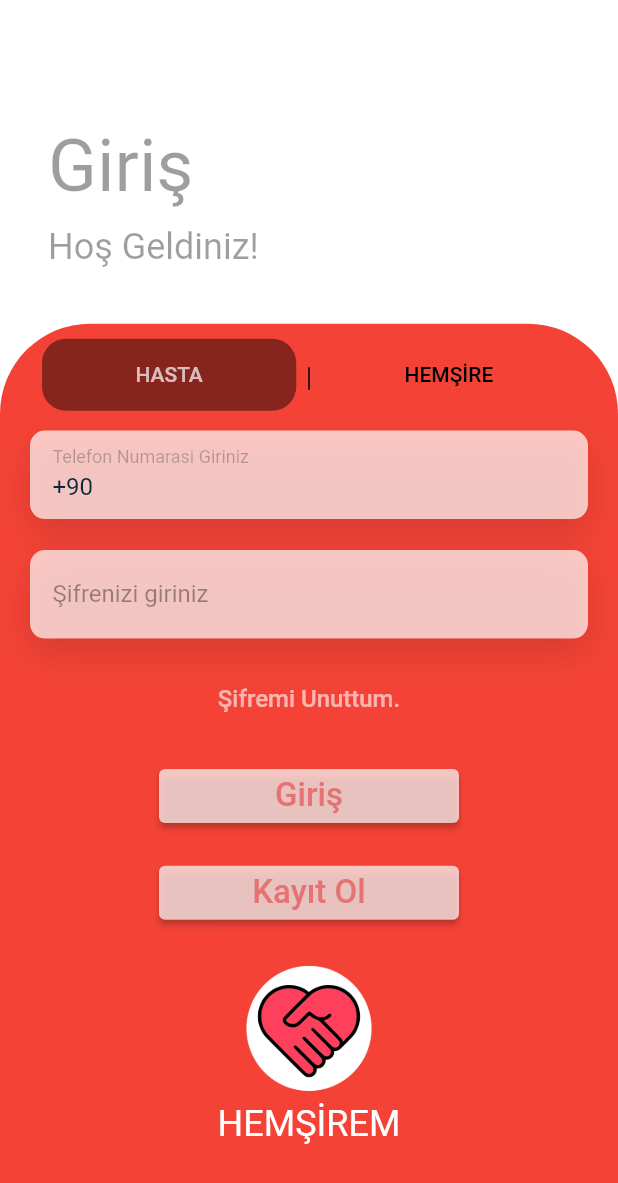
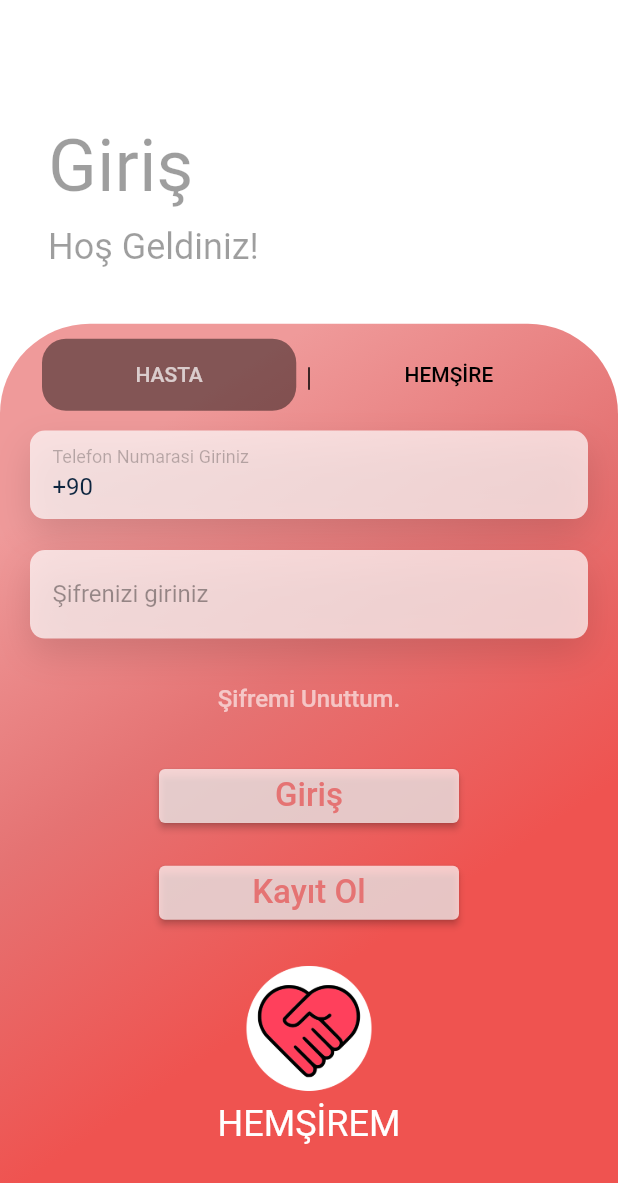
Before and after one commit to ndalyanlar/hemsirem, a Flutter app: the screen it shows after launch, on a phone screen of 412 x 824 dp. Shown: the top 1183 px of the screen. Run offline on Flutter 3.47's test engine with Material 2 defaults, Android fonts, the phone set to English and light mode, and no system bars; our stand-ins replace firebase_auth, firebase_core, flutter_riverpod, percent_indicator; missing offline and left inert: cloud_firestore_web, firebase_auth_web, firebase_core_web; accounts and stored records are empty; Roboto replaces fonts that are missing (Poppins).

Commit message:
Fixed Color

```diff
--- a/lib/Screens/login_page.dart
+++ b/lib/Screens/login_page.dart
@@ -53,8 +53,11 @@ class LoginPage extends StatelessWidget {
     return Expanded(
       child: Container(
         decoration: BoxDecoration(
-            gradient: LinearGradient(
-                begin: Alignment.topCenter, colors: [Colors.red, Colors.red]),
+            gradient: LinearGradient(begin: Alignment.topCenter, colors: [
+              Colors.red.shade200,
+              Colors.red.shade300,
+              Colors.red.shade400
+            ]),
             borderRadius: BorderRadius.only(
                 topLeft: Radius.circular(60), topRight: Radius.circular(60))),
         child: Padding(
```
